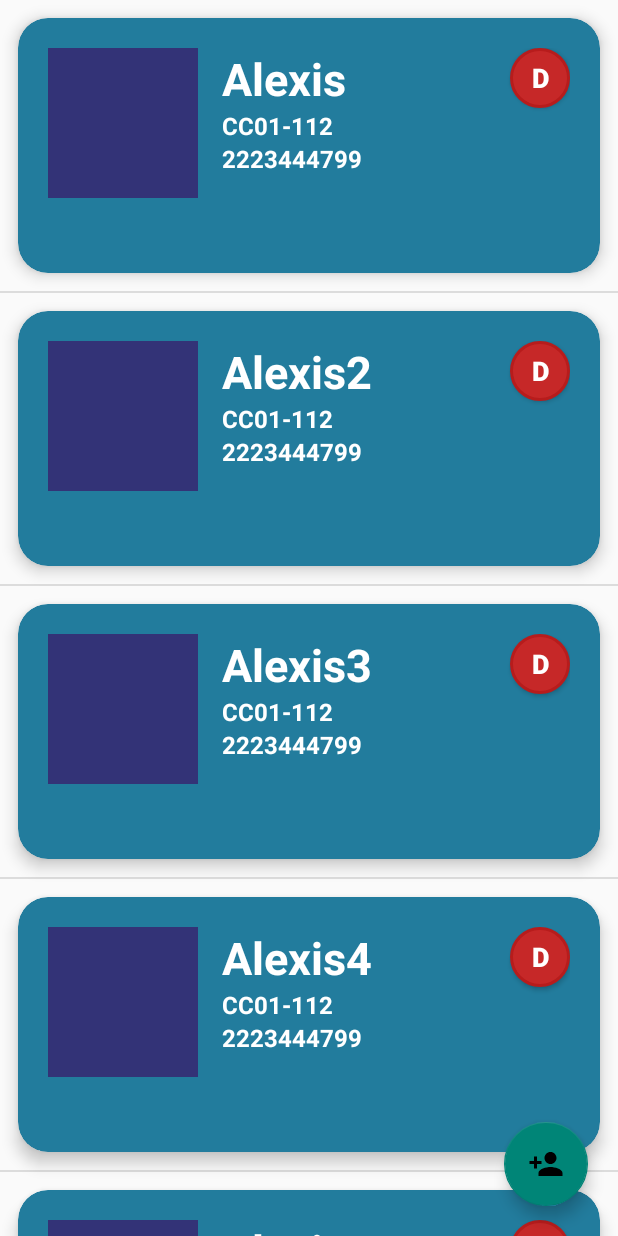
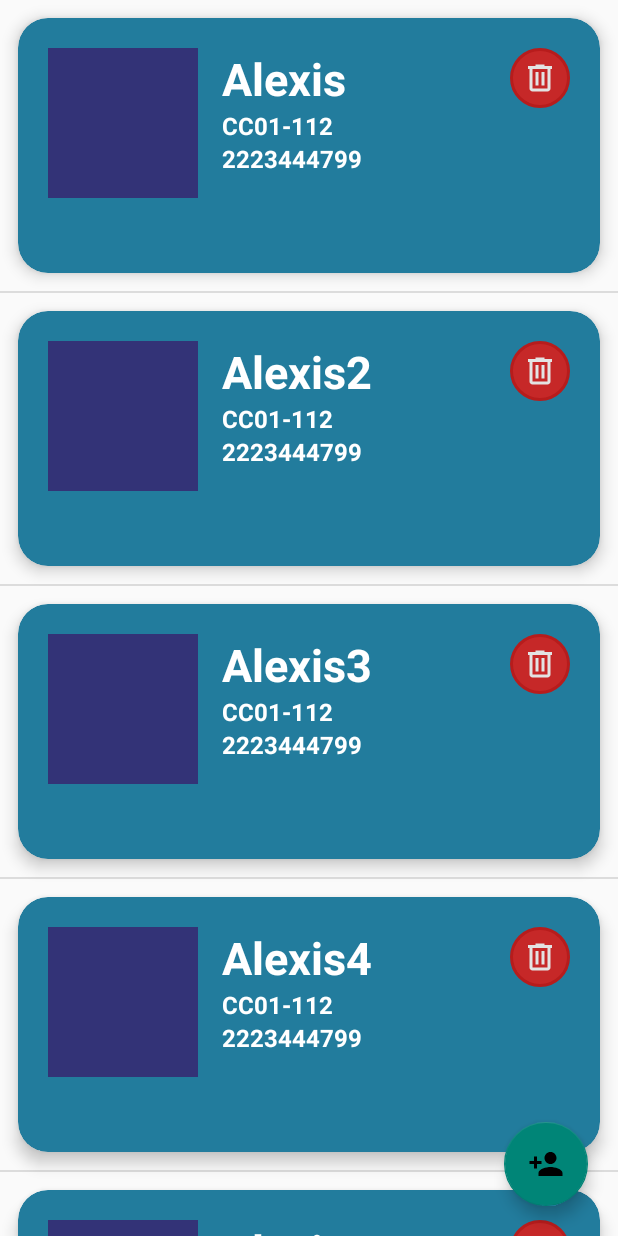
Before and after one commit to AlexisPaleta/OrganizerApp, an Android app: the screen it shows after launch (MainActivity), on a phone screen of 412 x 824 dp. Run offline under Robolectric (Android 15) with nearby library versions, the phone set to English and light mode, and no system bars.

Commit message:
Improving delete button

```diff
--- /dev/null
+++ b/app/src/main/res/drawable/ic_delete.xml
@@ -0,0 +1,9 @@
+<vector xmlns:android="http://schemas.android.com/apk/res/android"
+    android:width="24dp"
+    android:height="24dp"
+    android:viewportWidth="960"
+    android:viewportHeight="960">
+  <path
+      android:pathData="M280,840q-33,0 -56.5,-23.5T200,760v-520h-40v-80h200v-40h240v40h200v80h-40v520q0,33 -23.5,56.5T680,840L280,840ZM680,240L280,240v520h400v-520ZM360,680h80v-360h-80v360ZM520,680h80v-360h-80v360ZM280,240v520,-520Z"
+      android:fillColor="#e3e3e3"/>
+</vector>
--- a/app/src/main/res/layout/item_teacher.xml
+++ b/app/src/main/res/layout/item_teacher.xml
@@ -68,7 +68,9 @@
             android:layout_centerHorizontal="true"
             android:textSize="16sp"/>
 
-        <Button
+
+
+        <ImageButton
             android:id="@+id/teacherDeleteButton"
             android:layout_width="40dp"
             android:layout_height="40dp"
@@ -76,10 +78,8 @@
             android:layout_marginTop="0dp"
             android:layout_marginEnd="0dp"
             android:background="@drawable/delete_button"
-            android:text="D"
-            android:textColor="@color/white"
-            android:textStyle="bold"
-            android:textSize="18dp"/>
+            android:src="@drawable/ic_delete"/>
+
 
     </RelativeLayout>
 
```
